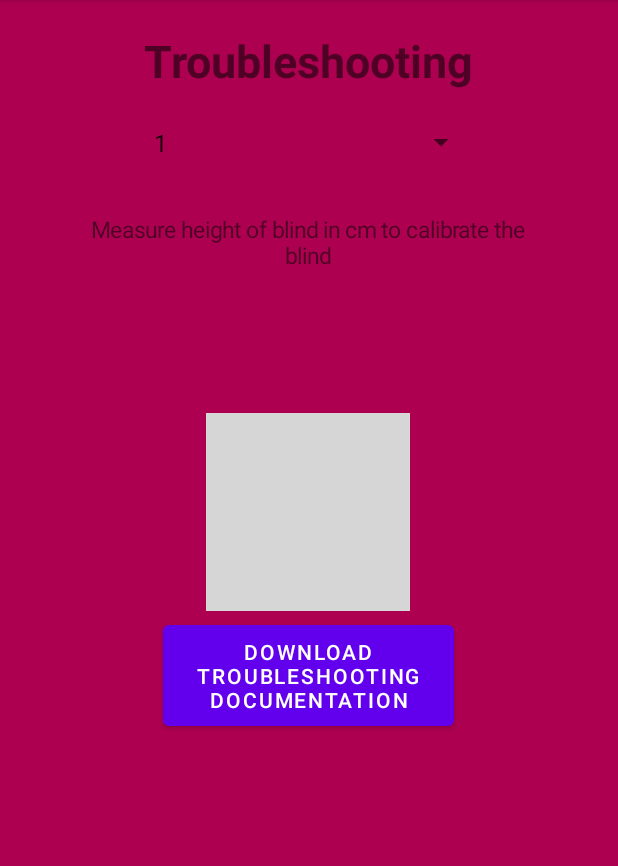
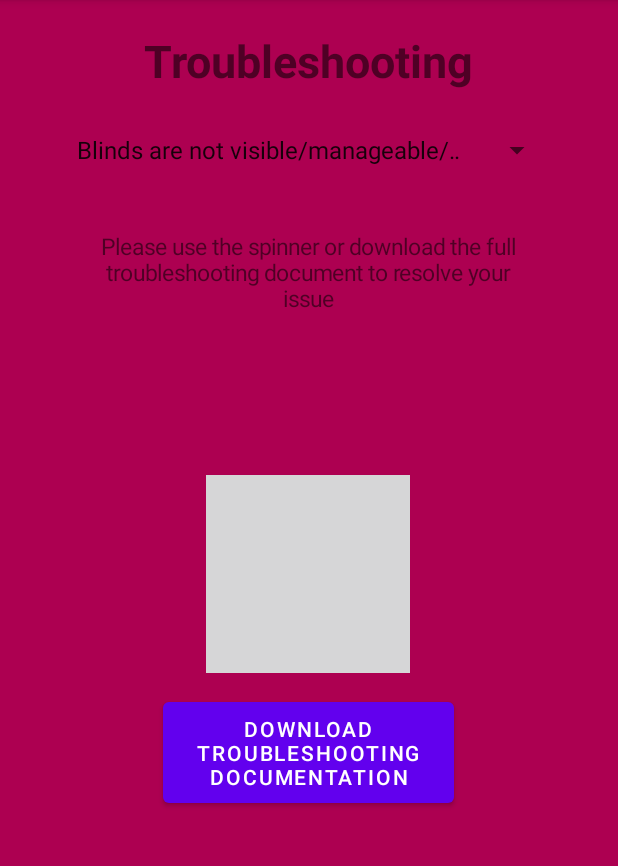
Before and after one commit to AmitRamotar117/SmartBlindAddon, an Android app: the fragment TroubleshootFragment shown on its own in the app's theme, on a phone screen of 412 x 824 dp, the part 84-950 px from its top. Run offline under Robolectric (Android 15) with nearby library versions, the phone set to English and light mode, and no system bars; 1 statement that could not run was skipped.

Commit message:
Inserted final troubleshooting options and initial instruction text, changed layout of troubleshooting screen once again to fit spinner better

```diff
--- a/smartblind/src/main/java/ca/t10/blinddev/it/smartblindaddon/ui/troubleshoot/TroubleshootFragment.java
+++ b/smartblind/src/main/java/ca/t10/blinddev/it/smartblindaddon/ui/troubleshoot/TroubleshootFragment.java
@@ -55,12 +55,16 @@ public class TroubleshootFragment extends Fragment {
 
         instruct = root.findViewById(R.id.troubleshoot_instruct);
         ImageView timg = root.findViewById(R.id.troubleshoot_image);
-        instruct.setText("Measure height of blind in cm to calibrate the blind");
+
+        //Set initial instruction text
+        instruct.setText("Please use the spinner or download the full troubleshooting document to resolve your issue");
         instruct.setTextSize(15);
         timg.setImageResource(R.drawable.blinds_mount_measuring_1024x633);
 
+        //Spinner initialization code
         String[] arraySpinner = new String[] {
-                "1", "2", "3", "4", "5", "6", "7"
+                "Blinds are not visible/manageable/saved", "Login/Logout not working", "Application Crashes",
+                "Blinds do not open/close to the full extent", "Blinds do not move at all"
         };
         Spinner troubleshootSpinner = root.findViewById(R.id.troubleshoot_options);
         ArrayAdapter<String> adapter = new ArrayAdapter<String>(this.getActivity(),
--- a/smartblind/src/main/res/layout-land/fragment_troubleshoot.xml
+++ b/smartblind/src/main/res/layout-land/fragment_troubleshoot.xml
@@ -22,8 +22,8 @@
 
     <Spinner
         android:id="@+id/troubleshoot_options"
-        android:layout_width="320dp"
-        android:layout_height="36dp"
+        android:layout_width="507dp"
+        android:layout_height="35dp"
         app:layout_constraintBottom_toBottomOf="parent"
         app:layout_constraintEnd_toEndOf="parent"
         app:layout_constraintHorizontal_bias="0.499"
--- a/smartblind/src/main/res/layout/fragment_troubleshoot.xml
+++ b/smartblind/src/main/res/layout/fragment_troubleshoot.xml
@@ -10,8 +10,8 @@
 
     <Spinner
         android:id="@+id/troubleshoot_options"
-        android:layout_width="223dp"
-        android:layout_height="39dp"
+        android:layout_width="325dp"
+        android:layout_height="52dp"
         app:layout_constraintBottom_toBottomOf="parent"
         app:layout_constraintEnd_toEndOf="parent"
         app:layout_constraintStart_toStartOf="parent"
@@ -56,7 +56,7 @@
         app:layout_constraintHorizontal_bias="0.498"
         app:layout_constraintStart_toStartOf="parent"
         app:layout_constraintTop_toBottomOf="@+id/troubleshoot_instruct"
-        app:layout_constraintVertical_bias="0.076" />
+        app:layout_constraintVertical_bias="0.157" />
 
     <Button
         android:id="@+id/troubleshoot_download"
@@ -65,9 +65,9 @@
         android:text="Download Troubleshooting Documentation"
         app:layout_constraintBottom_toBottomOf="parent"
         app:layout_constraintEnd_toEndOf="parent"
-        app:layout_constraintHorizontal_bias="0.498"
+        app:layout_constraintHorizontal_bias="0.497"
         app:layout_constraintStart_toStartOf="parent"
         app:layout_constraintTop_toTopOf="parent"
-        app:layout_constraintVertical_bias="0.596" />
+        app:layout_constraintVertical_bias="0.671" />
 
 </androidx.constraintlayout.widget.ConstraintLayout>
```
